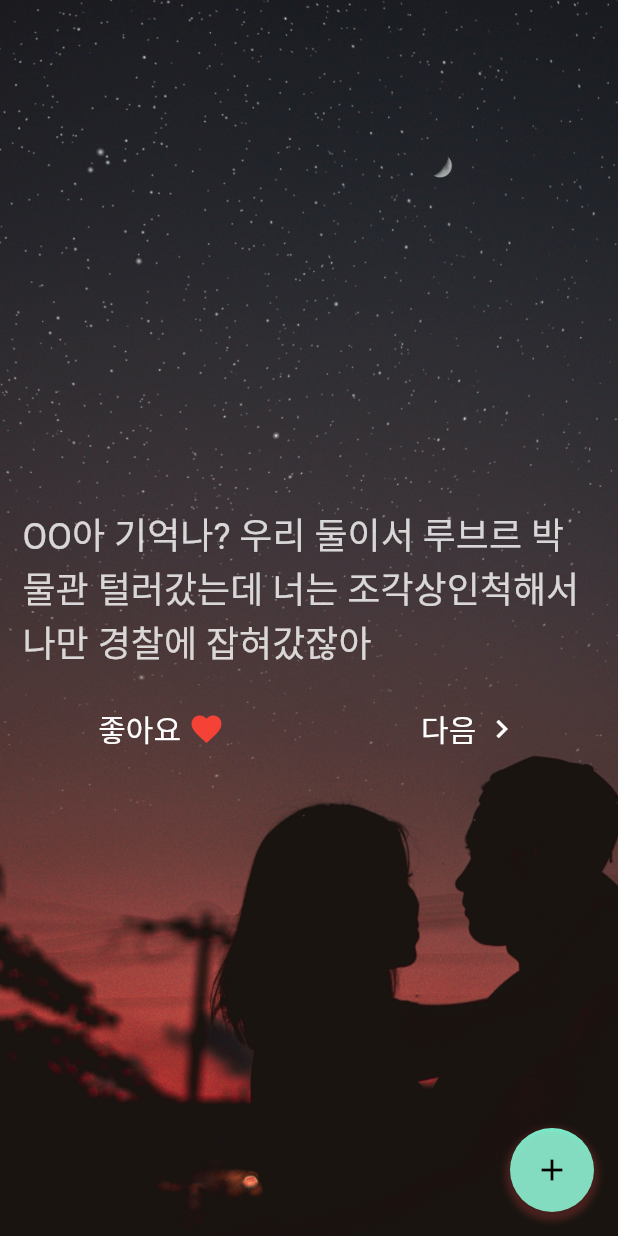
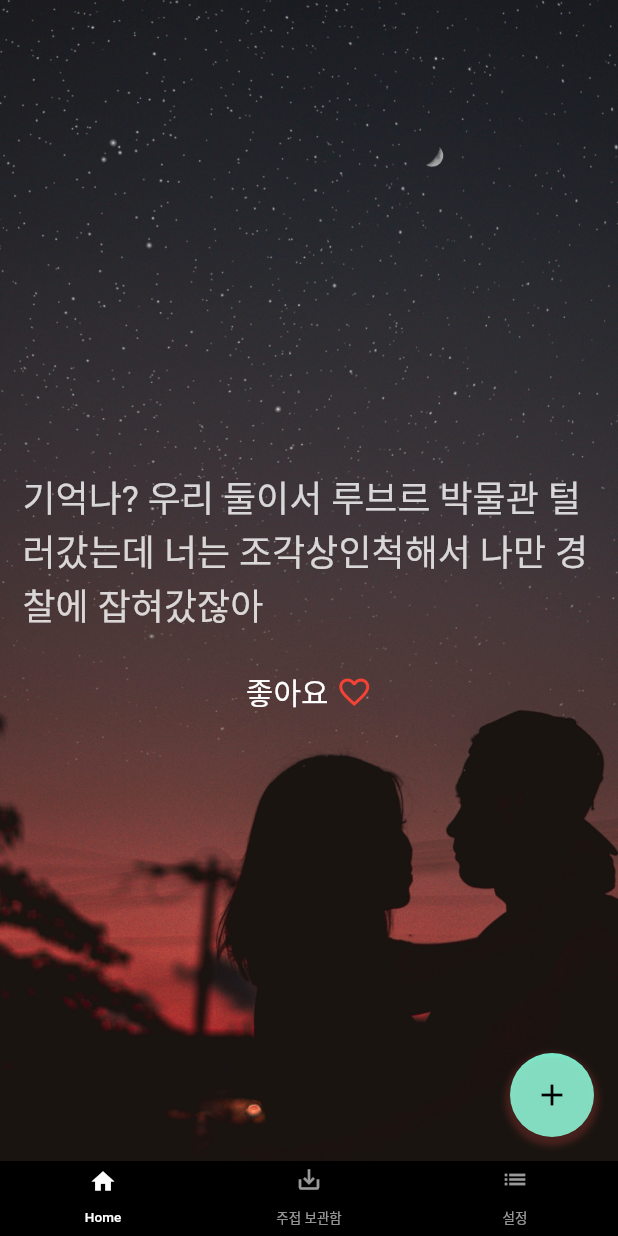
Before and after one commit to ghdl023/JJ, a Flutter app: the screen it shows after launch, on a phone screen of 412 x 824 dp. Run offline on Flutter 3.47's test engine with Material 2 defaults, Android fonts, the phone set to English and light mode, and no system bars; drawn by our look-alikes of carousel_slider; our stand-ins replace cloud_firestore; accounts and stored records are empty.

Commit message:
홈,보관함,설정 화면 추가 firebase store 설정

```diff
--- a/lib/main.dart
+++ b/lib/main.dart
@@ -1,132 +1,45 @@
 import 'package:flutter/material.dart';
+import 'package:jj/screen/home_screen.dart';
+import 'package:jj/screen/like_screen.dart';
+import 'package:jj/screen/setting_screen.dart';
+import 'widget/bottom_bar.dart';
 
 void main() {
-  runApp(const MyApp());
+  runApp(MyApp());
 }
 
-class MyApp extends StatelessWidget {
-  const MyApp({Key? key}) : super(key: key);
+class MyApp extends StatefulWidget {
+  _MyAppState createState() => _MyAppState();
+}
+
+class _MyAppState extends State<MyApp> {
+  @override
+  void initState() {
+    super.initState();
+  }
+
   @override
   Widget build(BuildContext context) {
     return MaterialApp(
-      title: 'JJ Wiki',
+      title: "JJ Wiki",
       theme: ThemeData(
-        primarySwatch: Colors.blue,
+        brightness: Brightness.dark,
+        primaryColor: Colors.black,
+        accentColor: Colors.white,
       ),
-      home: const MyHomePage(),
-    );
-  }
-}
-
-class MyHomePage extends StatefulWidget {
-  const MyHomePage({ Key? key }) : super(key: key);
-
-  @override
-  State<MyHomePage> createState() => _MyHomePageState();
-}
-
-class _MyHomePageState extends State<MyHomePage> {
-  @override
-  Widget build(BuildContext context) {
-    return Scaffold(
-      // appBar: AppBar(
-      //   title: Text(""),
-      // ),
-      body: Container(
-        decoration: BoxDecoration(
-          image: DecorationImage(
-            image: AssetImage("assets/images/bg.jpg"),
-            fit: BoxFit.cover,
-          ),
-        ),
-        child: Center(
-          child: Column(
-            mainAxisAlignment: MainAxisAlignment.center,
+      home:  DefaultTabController(
+        length: 3,
+        child: Scaffold(
+          body: TabBarView(
+            physics: NeverScrollableScrollPhysics(),
             children: <Widget>[
-              Container(
-                  padding: EdgeInsets.all(15.0),
-                  child: Text(
-                      "OO아 기억나? 우리 둘이서 루브르 박물관 털러갔는데 너는 조각상인척해서 나만 경찰에 잡혀갔잖아",
-                    style: TextStyle(
-                      fontSize: 24.0,
-                      color: Colors.white.withOpacity(0.8),
-                    ),
-                  ),
-              ),
-              SizedBox(
-                height:10.0,
-              ),
-              Row(
-                mainAxisAlignment: MainAxisAlignment.spaceAround,
-                children: [
-                  Row(
-                    mainAxisAlignment: MainAxisAlignment.center,
-                    children: [
-                      Text("좋아요",
-                        style: TextStyle(
-                          fontSize: 20.0,
-                          color: Colors.white,
-                        ),
-                      ),
-                      SizedBox(
-                        width: 5.0,
-                      ),
-                      Icon(
-                        Icons.favorite,
-                        color: Colors.red,
-                        size: 24.0,
-                        semanticLabel: 'Text to announce in accessibility modes',
-                      ),
-                    ],
-                  ),
-                  Row(
-                    mainAxisAlignment: MainAxisAlignment.center,
-                    children: [
-                      Text("다음",
-                        style: TextStyle(
-                          fontSize: 20.0,
-                          color: Colors.white,
-                        ),
-                      ),
-                      SizedBox(
-                        width: 5.0,
-                      ),
-                      Icon(
-                        Icons.navigate_next,
-                        color: Colors.white,
-                        size: 24.0,
-                        semanticLabel: 'Text to announce in accessibility modes',
-                      ),
-                    ],
-                  ),
-                ],
-              ),
+              HomeScreen(),
+              LikeScreen(),
+              SettingScreen(),
             ],
           ),
+          bottomNavigationBar: Bottom(),
         ),
-      ),
-      floatingActionButton: FloatingActionButton(
-        onPressed: () {},
-        elevation: 0,
-        child: Container(
-          height: 70,
-          width: 70,
-          decoration: BoxDecoration(
-            color: Colors.transparent,
-            borderRadius: BorderRadius.all(Radius.circular(50)),
-            boxShadow: [
-              BoxShadow(
-                color: Colors.redAccent.withOpacity(0.2),
-                spreadRadius: 3,
-                blurRadius: 3,
-                offset: Offset(0, 3),
-              ),
-            ],
-          ),
-          child: Icon(Icons.add),
-        ),
-        backgroundColor: Colors.tealAccent,
-        foregroundColor: Colors.black,
       ),
     );
   }
--- /dev/null
+++ b/lib/model/model_item.dart
@@ -0,0 +1,17 @@
+import 'package:cloud_firestore/cloud_firestore.dart';
+
+class Item {
+  final String sentence;
+  final bool like;
+  final DocumentReference? reference;
+
+  Item.fromMap(Map<String, dynamic> map, {this.reference})
+      : sentence = map['sentence'],
+        like = map['like'];
+
+  Item.fromSnapshot(DocumentSnapshot snapshot)
+      : this.fromMap(snapshot.data() as Map<String, dynamic>, reference: snapshot.reference);
+
+  @override
+  String toString() => "Item<$sentence:$like>";
+}
--- /dev/null
+++ b/lib/screen/home_screen.dart
@@ -0,0 +1,140 @@
+import 'package:flutter/material.dart';
+import 'package:carousel_slider/carousel_slider.dart';
+
+import '../model/model_item.dart';
+
+class HomeScreen extends StatefulWidget {
+  const HomeScreen({Key? key}) : super(key: key);
+
+  @override
+  State<HomeScreen> createState() => _HomeScreenState();
+}
+
+class _HomeScreenState extends State<HomeScreen> {
+  List<Item> list = [
+    Item.fromMap({
+      "sentence": "기억나? 우리 둘이서 루브르 박물관 털러갔는데 너는 조각상인척해서 나만 경찰에 잡혀갔잖아",
+      "like": false,
+    }),
+    Item.fromMap({
+      "sentence": "너 감옥 갈뻔했어. 나 심쿵사 할뻔했잖아.",
+      "like": false,
+    }),
+    Item.fromMap({
+      "sentence": "나 오늘 수영 배웠어. 너에게 빠져도 살기위해서",
+      "like": false,
+    }),
+    Item.fromMap({
+      "sentence": "나 좋은 생각났어. 네 생각",
+      "like": false,
+    }),
+  ];
+
+  @override
+  Widget build(BuildContext context) {
+    return Scaffold(
+      // appBar: AppBar(
+      //   title: Text(""),
+      // ),
+      body: SizedBox(
+        width: double.infinity,
+        height: double.infinity,
+        child: Container(
+          decoration: BoxDecoration(
+            image: DecorationImage(
+              image: AssetImage("assets/images/bg.jpg"),
+              fit: BoxFit.cover,
+            ),
+          ),
+          child: CarouselSlider(
+            options: CarouselOptions(
+              viewportFraction: 1,
+              initialPage: 0,
+              enableInfiniteScroll: true,
+              autoPlay: true,
+              autoPlayInterval: Duration(seconds: 15),
+              autoPlayAnimationDuration: Duration(milliseconds: 1000),
+              autoPlayCurve: Curves.fastOutSlowIn,
+              // onPageChanged: callbackFunction,
+              scrollDirection: Axis.horizontal,
+            ),
+            items: list.map((item) {
+              return Builder(
+                builder: (BuildContext context) {
+                  return Center(
+                    child: Column(
+                      mainAxisAlignment: MainAxisAlignment.center,
+                      children: <Widget>[
+                        Container(
+                          padding: EdgeInsets.all(15.0),
+                          child: Text(
+                            item.sentence,
+                            style: TextStyle(
+                              fontSize: 24.0,
+                              color: Colors.white.withOpacity(0.8),
+                            ),
+                          ),
+                        ),
+                        SizedBox(
+                          height:10.0,
+                        ),
+                        Row(
+                          mainAxisAlignment: MainAxisAlignment.spaceAround,
+                          children: [
+                            Row(
+                              mainAxisAlignment: MainAxisAlignment.center,
+                              children: [
+                                Text("좋아요",
+                                  style: TextStyle(
+                                    fontSize: 20.0,
+                                    color: Colors.white,
+                                  ),
+                                ),
+                                SizedBox(
+                                  width: 5.0,
+                                ),
+                                Icon(
+                                  item.like ? Icons.favorite : Icons.favorite_border,
+                                  color: Colors.red,
+                                  size: 24.0,
+                                  semanticLabel: 'Text to announce in accessibility modes',
+                                ),
+                              ],
+                            ),
+                          ],
+                        ),
+                      ],
+                    ),
+                  );
+                },
+              );
+            }).toList(),
+          ),
+        ),
+      ),
+      floatingActionButton: FloatingActionButton(
+        onPressed: () {},
+        elevation: 0,
+        child: Container(
+          height: 70,
+          width: 70,
+          decoration: BoxDecoration(
+            color: Colors.transparent,
+            borderRadius: BorderRadius.all(Radius.circular(50)),
+            boxShadow: [
+              BoxShadow(
+                color: Colors.redAccent.withOpacity(0.2),
+                spreadRadius: 3,
+                blurRadius: 3,
+                offset: Offset(0, 3),
+              ),
+            ],
+          ),
+          child: Icon(Icons.add),
+        ),
+        backgroundColor: Colors.tealAccent,
+        foregroundColor: Colors.black,
+      ),
+    );
+  }
+}
--- /dev/null
+++ b/lib/screen/like_screen.dart
@@ -0,0 +1,17 @@
+import 'package:flutter/material.dart';
+
+class LikeScreen extends StatefulWidget {
+  const LikeScreen({Key? key}) : super(key: key);
+
+  @override
+  State<LikeScreen> createState() => _LikeScreenState();
+}
+
+class _LikeScreenState extends State<LikeScreen> {
+  @override
+  Widget build(BuildContext context) {
+    return Center(
+      child: Text("like")
+    );
+  }
+}
--- /dev/null
+++ b/lib/screen/setting_screen.dart
@@ -0,0 +1,17 @@
+import 'package:flutter/material.dart';
+
+class SettingScreen extends StatefulWidget {
+  const SettingScreen({Key? key}) : super(key: key);
+
+  @override
+  State<SettingScreen> createState() => _SettingScreenState();
+}
+
+class _SettingScreenState extends State<SettingScreen> {
+  @override
+  Widget build(BuildContext context) {
+    return Center(
+      child: Text("setting"),
+    );
+  }
+}
--- /dev/null
+++ b/lib/widget/bottom_bar.dart
@@ -0,0 +1,50 @@
+import 'package:flutter/material.dart';
+
+class Bottom extends StatelessWidget {
+  @override
+  Widget build(BuildContext context) {
+    return Container(
+      color: Colors.black,
+      child: Container(
+        height: 50,
+        child: TabBar(
+          labelColor: Colors.white,
+          unselectedLabelColor: Colors.white60,
+          indicatorColor: Colors.transparent,
+          tabs: <Widget>[
+            Tab(
+              icon: Icon(
+                Icons.home,
+                size: 18,
+              ),
+              child: Text(
+                'Home',
+                style: TextStyle(fontSize: 9),
+              ),
+            ),
+            Tab(
+              icon: Icon(
+                Icons.save_alt,
+                size: 18,
+              ),
+              child: Text(
+                '주접 보관함',
+                style: TextStyle(fontSize: 9),
+              ),
+            ),
+            Tab(
+              icon: Icon(
+                Icons.list,
+                size: 18,
+              ),
+              child: Text(
+                '설정',
+                style: TextStyle(fontSize: 9),
+              ),
+            ),
+          ],
+        ),
+      ),
+    );
+  }
+}
--- a/pubspec.yaml
+++ b/pubspec.yaml
@@ -13,6 +13,8 @@ dependencies:
     sdk: flutter
 
   cupertino_icons: ^1.0.2
+  cloud_firestore:
+  carousel_slider:
 
 dev_dependencies:
   flutter_test:
```
Also changed, not shown: pubspec.lock, 3 other files.
